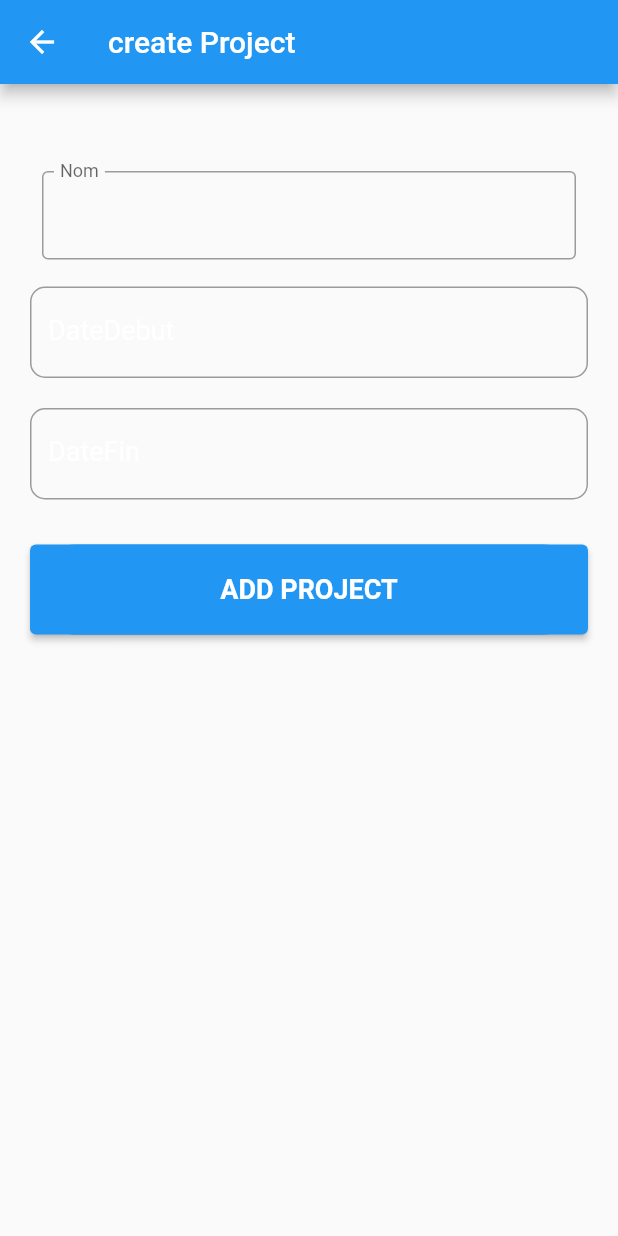
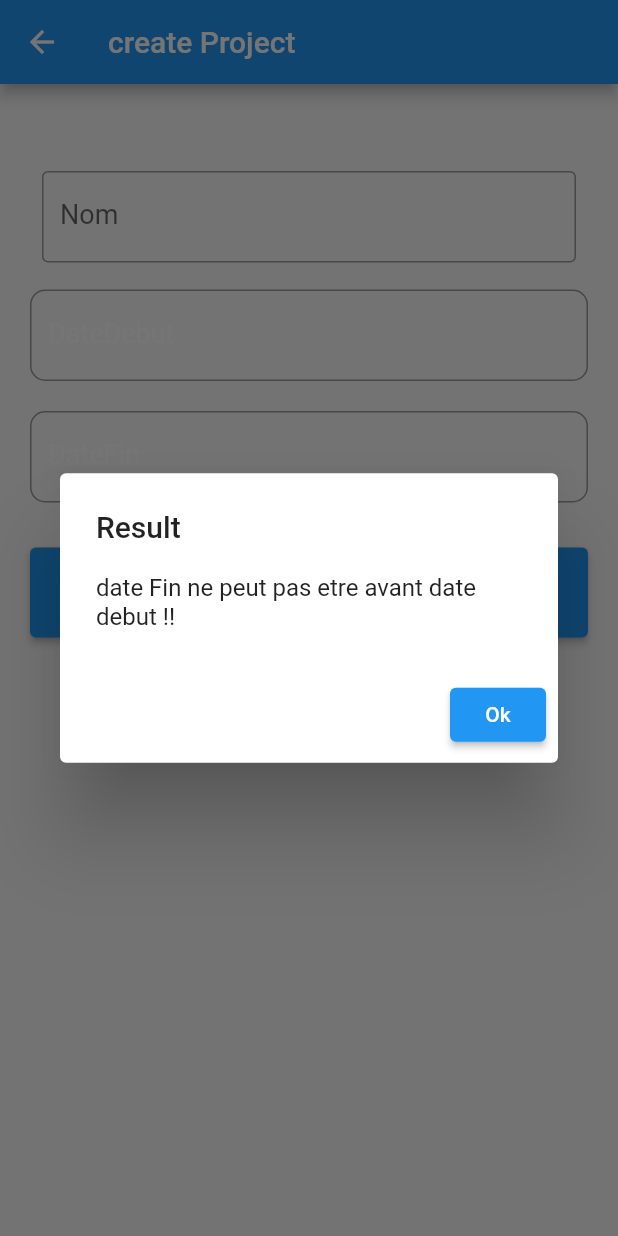
Before and after one commit to MedLemineMbedah/Projet_Mobile_Gestionnaire_De_Tache, a Flutter app: the CreateProjectScreen screen opened directly with empty values, after a tap on "ADD PROJECT", on a phone screen of 412 x 824 dp. Run offline on Flutter 3.47's test engine with Material 2 defaults, Android fonts, the phone set to English and light mode, and no system bars; our stand-ins replace cloud_firestore, datetime_picker_formfield, firebase_auth, firebase_core; accounts and stored records are empty.

Commit message:
controlle date

```diff
--- a/lib/src/screens/project_screen/create_project_screen.dart
+++ b/lib/src/screens/project_screen/create_project_screen.dart
@@ -25,7 +25,7 @@ class CreateProjectScreen extends StatefulWidget {
 
 class _CreateProjectScreenState extends State<CreateProjectScreen> {
   TextEditingController _title = TextEditingController(text: ' ');
-
+  late String titre;
   final _formKey = GlobalKey<FormState>();
 
   DateTime _dat1 = DateTime.now();
@@ -131,16 +131,26 @@ class _CreateProjectScreenState extends State<CreateProjectScreen> {
                       children: [
                         Padding(
                           padding: const EdgeInsets.all(8.0),
-                            child: TextField(
+                          child: TextFormField(
+                            validator: (value) {
+                              if (value == null || value.isEmpty) {
+                                return 'Please enter some text';
+                              }
+
+                              titre = value;
+                            },
+                            // readOnly: true,
+                            // controller: _title,
                             keyboardType: TextInputType.text,
+                            style: TextStyle(
+                              fontSize: 18.0,
+                            ),
                             decoration: InputDecoration(
                               border: OutlineInputBorder(),
                               labelText: 'Nom',
                               hintText: 'Entrer votre nom',
-
                               // hintText: 'Nom'
                             ),
-                              controller: _title,
                           ),
                         ),
 
@@ -150,6 +160,12 @@ class _CreateProjectScreenState extends State<CreateProjectScreen> {
                             vertical: 10.0,
                           ),
                           child: TextFormField(
+                            validator: (value) {
+                              if (value!.isEmpty) {
+                                return 'Please provide a value.';
+                              }
+                              return null;
+                            },
                             readOnly: true,
                             controller: _dat1Controller,
                             onTap: _handleDateDebutPicker,
@@ -174,7 +190,13 @@ class _CreateProjectScreenState extends State<CreateProjectScreen> {
                             vertical: 10.0,
                           ),
                           child: TextFormField(
-                              readOnly: true,
+                            validator: (value) {
+                              if (value!.isEmpty) {
+                                return 'Please provide a value.';
+                              }
+                              return null;
+                            },
+                            // readOnly: true,
                             controller: _dat2Controller,
                             onTap: _handleDateFinPicker,
                             style: TextStyle(
@@ -202,6 +224,14 @@ class _CreateProjectScreenState extends State<CreateProjectScreen> {
                           ),
                           child: ElevatedButton(
                             onPressed: () async {
+                              if (_dat2.isAfter(_dat1)) {
+                                // if (_formKey.currentState!.validate()) {
+
+                                final isValid =
+                                    _formKey.currentState!.validate();
+                                if (!isValid) {
+                                  return;
+                                }
                                 ProjectDao.SaveProject(
                                     Auth.uid,
                                     Project(
@@ -209,7 +239,7 @@ class _CreateProjectScreenState extends State<CreateProjectScreen> {
                                             _dat1Controller.text),
                                         dateFin: DateTime.parse(
                                             _dat2Controller.text),
-                                        titre: _title.text));
+                                        titre: titre));
                                 showDialog(
                                   context: context,
                                   builder: (context) => AlertDialog(
@@ -224,6 +254,23 @@ class _CreateProjectScreenState extends State<CreateProjectScreen> {
                                     ],
                                   ),
                                 );
+                              } else {
+                                showDialog(
+                                  context: context,
+                                  builder: (context) => AlertDialog(
+                                    title: Text('Result'),
+                                    content: Text(
+                                        'date Fin ne peut pas etre avant date debut !!'),
+                                    actions: [
+                                      ElevatedButton(
+                                          onPressed: () {
+                                            Navigator.pop(context);
+                                          },
+                                          child: Text('Ok'))
+                                    ],
+                                  ),
+                                );
+                              }
                             },
                             child: Text(
                               btnText.toUpperCase(),
@@ -244,7 +291,6 @@ class _CreateProjectScreenState extends State<CreateProjectScreen> {
           ),
         ),
       ),
-      )
-    ;
+    );
   }
 }
```
Also changed, not shown: lib/src/daos/project_dao.dart (+41 -26 lines), lib/src/daos/tacheDao.dart (+22 -7 lines), lib/src/screens/ressource_screen/liste_of_ressource_dis.dart (+66 -6 lines), lib/src/screens/ressource_screen/ressource_item_builder.dart (+1 -6 lines), lib/src/screens/tache_screen/new_tache.dart (+7 -6 lines), lib/src/screens/tache_screen/tache_item_builder.dart (+23 -44 lines), 1 other file. Lines whose indentation alone changed are shown as unchanged.
